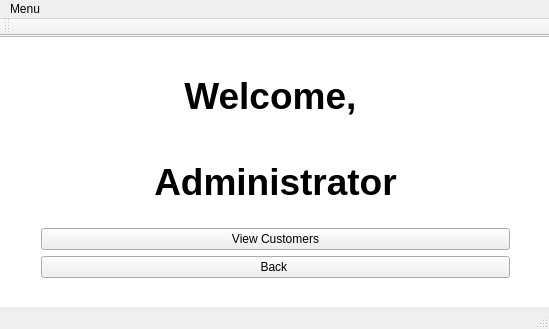
Qt form CS1C-Project-Master/AdminWindow.ui (AustinVaday/CS1C-Class-Project) before a commit.
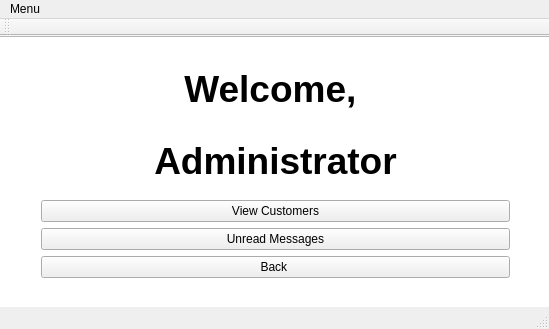
The same form after that commit.

```diff
--- a/CS1C-Project-Master/AdminWindow.ui
+++ b/CS1C-Project-Master/AdminWindow.ui
@@ -61,6 +61,13 @@
          </property>
         </widget>
        </item>
+       <item>
+        <widget class="QPushButton" name="unreadMessagesButton">
+         <property name="text">
+          <string>Unread Messages</string>
+         </property>
+        </widget>
+       </item>
        <item>
         <widget class="QPushButton" name="back_button">
          <property name="text">
```
